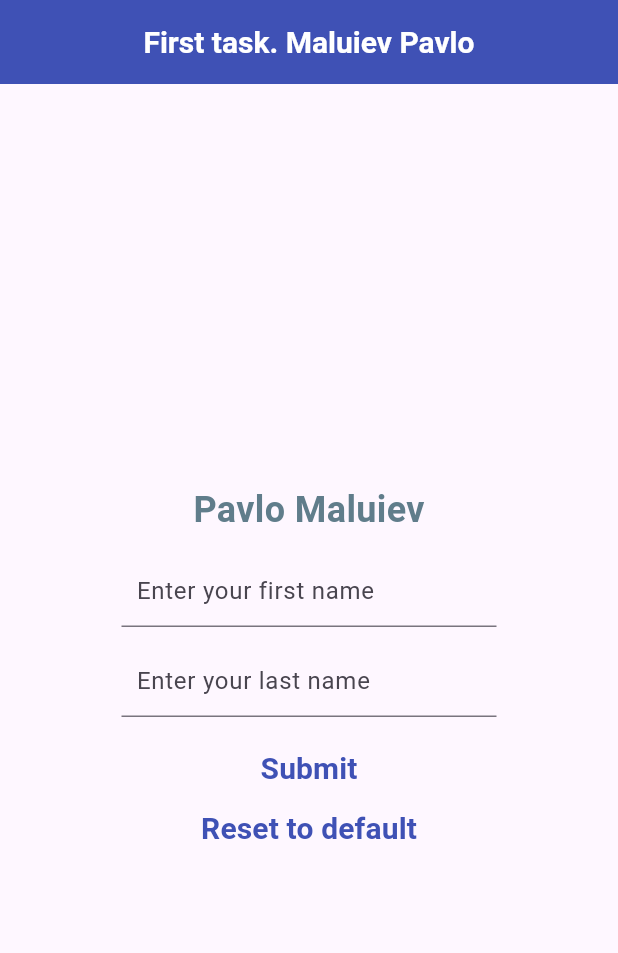
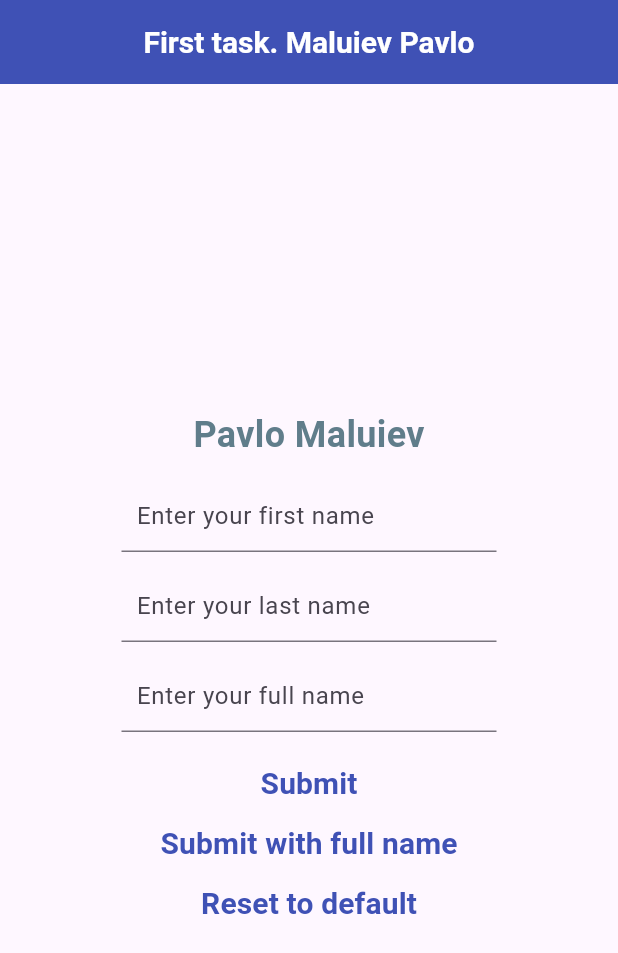
Before and after one commit to inryceu/Empat-Flutter-course, a Flutter app: the screen it shows after launch, after a tap on "Submit", on a phone screen of 412 x 824 dp. Shown: the top 953 px of the screen. Run offline on Flutter 3.47's test engine with Material 3 defaults, Android fonts, the phone set to English and light mode, and no system bars.

Commit message:
initial for task2

```diff
--- a/Task1/lib/domain.dart
+++ b/Task1/lib/domain.dart
@@ -4,15 +4,25 @@ class Student {
   String _firstName;
   String _lastName;
 
-  Student(this._firstName, this._lastName);
+  Student(String firstName, String lastName)
+    : _firstName = firstName,
+      _lastName = lastName;
+  factory Student.fromFullName(String fullName) {
+    List<String> parts = fullName.split(' ');
+    return Student(parts[0], parts[1]);
+  }
 
-  void firstName(String firstName) {
+  set firstName(String firstName) {
     _firstName = firstName;
   }
 
-  void lastName(String lastName) {
+  String get firstName => _firstName;
+
+  set lastName(String lastName) {
     _lastName = lastName;
   }
+
+  String get lastName => _lastName;
 
   Widget buildTextWidget() => Text(
     '$_firstName $_lastName',
--- a/Task1/lib/main.dart
+++ b/Task1/lib/main.dart
@@ -14,8 +14,9 @@ class _MyAppState extends State<MyApp> {
   final String defaultFirstName = 'Pavlo';
   final String defaultLastName = 'Maluiev';
 
-  var _firstName = '';
-  var _lastName = '';
+  String? _firstName;
+  String? _lastName;
+  String? _fullName;
 
   late Student student;
 
@@ -70,43 +71,71 @@ class _MyAppState extends State<MyApp> {
                   });
                 },
               ),
+              myTextField(
+                hintText: "Enter your full name",
+                onChanged: (value) {
+                  setState(() {
+                    (value != '')
+                        ? _fullName = value
+                        : _fullName = '$defaultFirstName $defaultLastName';
+                  });
+                },
+              ),
               myButton(
                 text: 'Submit',
                 onPressed: () {
-                  if (_firstName.isEmpty) {
-                    _firstName = defaultFirstName;
-                  }
-                  if (_lastName.isEmpty) {
-                    _lastName = defaultLastName;
-                  }
+                  _firstName ??= defaultFirstName;
+                  _lastName ??= defaultLastName;
 
-                  var resultFirstName = validate(_firstName);
-                  var resultLastName = validate(_lastName);
+                  var validate = validateFactory(isFullName: false);
+                  var responseFirstName = validate(_firstName!);
+                  var responseLastName = validate(_lastName!);
 
-                  if (resultFirstName != "OK") {
+                  if (responseFirstName["isValid"] == false) {
                     myExeptionDialog(
                       context: context,
-                      message: "$resultFirstName in First Name",
+                      message: "${responseFirstName["message"]} in First Name",
                     );
                   }
-                  if (resultLastName != "OK") {
+                  if (responseLastName["isValid"] == false) {
                     myExeptionDialog(
                       context: context,
-                      message: "$resultLastName in Last Name",
+                      message: "${responseLastName["message"]} in Last Name",
                     );
                   }
 
                   setState(() {
-                    student.firstName(
-                      (_firstName.isEmpty || resultFirstName != "OK")
-                          ? defaultFirstName
-                          : _firstName,
+                    student.firstName =
+                        ((_firstName!.isEmpty ||
+                            responseFirstName["isValid"] == false)
+                        ? defaultFirstName
+                        : _firstName)!;
+
+                    student.lastName =
+                        ((_lastName!.isEmpty ||
+                            responseLastName["isValid"] == false)
+                        ? defaultLastName
+                        : _lastName)!;
+                  });
+                },
+              ),
+              myButton(
+                text: "Submit with full name",
+                onPressed: () {
+                  _fullName ??= '$defaultFirstName $defaultLastName';
+
+                  var validate = validateFactory(isFullName: true);
+                  var responseFullName = validate(_fullName!);
+
+                  if (responseFullName["isValid"] == false) {
+                    myExeptionDialog(
+                      context: context,
+                      message: responseFullName["message"],
                     );
-                    student.lastName(
-                      (_lastName.isEmpty || resultLastName != "OK")
-                          ? defaultLastName
-                          : _lastName,
-                    );
+                  }
+
+                  setState(() {
+                    student = Student.fromFullName(_fullName!);
                   });
                 },
               ),
@@ -114,10 +143,11 @@ class _MyAppState extends State<MyApp> {
                 text: 'Reset to default',
                 onPressed: () {
                   setState(() {
-                    _firstName = defaultFirstName;
-                    _lastName = defaultLastName;
-                    student.firstName(defaultFirstName);
-                    student.lastName(defaultLastName);
+                    _firstName ??= defaultFirstName;
+                    _lastName ??= defaultLastName;
+                    _fullName ??= '$defaultFirstName $defaultLastName';
+                    student.firstName = defaultFirstName;
+                    student.lastName = defaultLastName;
                   });
                 },
               ),
@@ -130,5 +160,5 @@ class _MyAppState extends State<MyApp> {
 }
 
 void main() {
-  runApp(const MaterialApp(home: MyApp()));
+  runApp(MaterialApp(home: MyApp()));
 }
--- a/Task1/lib/ui.dart
+++ b/Task1/lib/ui.dart
@@ -1,5 +1,3 @@
-import 'dart:ui';
-
 import 'package:flutter/material.dart';
 
 Widget myTextField({
@@ -20,7 +18,7 @@ Widget myTextField({
 Widget myButton({required String text, required VoidCallback onPressed}) =>
     SizedBox(
       height: 40,
-      width: 200,
+      width: 250,
       child: TextButton(
         onPressed: onPressed,
         child: Text(
--- a/Task1/lib/utils.dart
+++ b/Task1/lib/utils.dart
@@ -1,11 +1,40 @@
-var validate = (String text) {
-  if (text.contains(RegExp(r'[0-9]'))) {
-    return "Numbers exception";
-  } else if (text.contains(' ')) {
-    return "Space exception";
-  } else if (text[0].contains(RegExp(r'[a-z]'))) {
-    return "Lowercase exception";
+var validateFactory = ({bool isFullName = false}) {
+  Map validate(String txt) {
+    if (txt.contains(RegExp(r'[0-9]'))) {
+      return {"isValid": false, "message": "Numbers exception"};
+    } else if (txt.contains(' ')) {
+      return {"isValid": false, "message": "Space exception"};
+    } else if (txt[0] != txt[0].toUpperCase()) {
+      return {"isValid": false, "message": "Lowercase exception"};
+    }
+
+    return {"isValid": true, "message": "OK"};
   }
 
-  return "OK";
+  if (isFullName) {
+    return (String text) {
+      assert(text.contains(' '), "Full name must contain a space");
+
+      var parts = text.split(' ');
+      var responseFirstName = validate(parts[0]);
+      var responseLastName = validate(parts[1]);
+
+      return responseFirstName["isValid"] == true &&
+              responseLastName["isValid"] == true
+          ? {"isValid": true, "message": "OK"}
+          : {
+              "isValid": false,
+              "message":
+                  "Full name exception:\n"
+                  "${responseFirstName["isValid"] == false ? responseFirstName["message"] + " in First Name\n" : ""}"
+                  "${responseLastName["isValid"] == false ? responseLastName["message"] + " in Last Name\n" : ""}",
+            };
+    };
+  } else {
+    return (String text) {
+      assert(text.isNotEmpty, "Text must not be empty");
+
+      return validate(text);
+    };
+  }
 };
```
